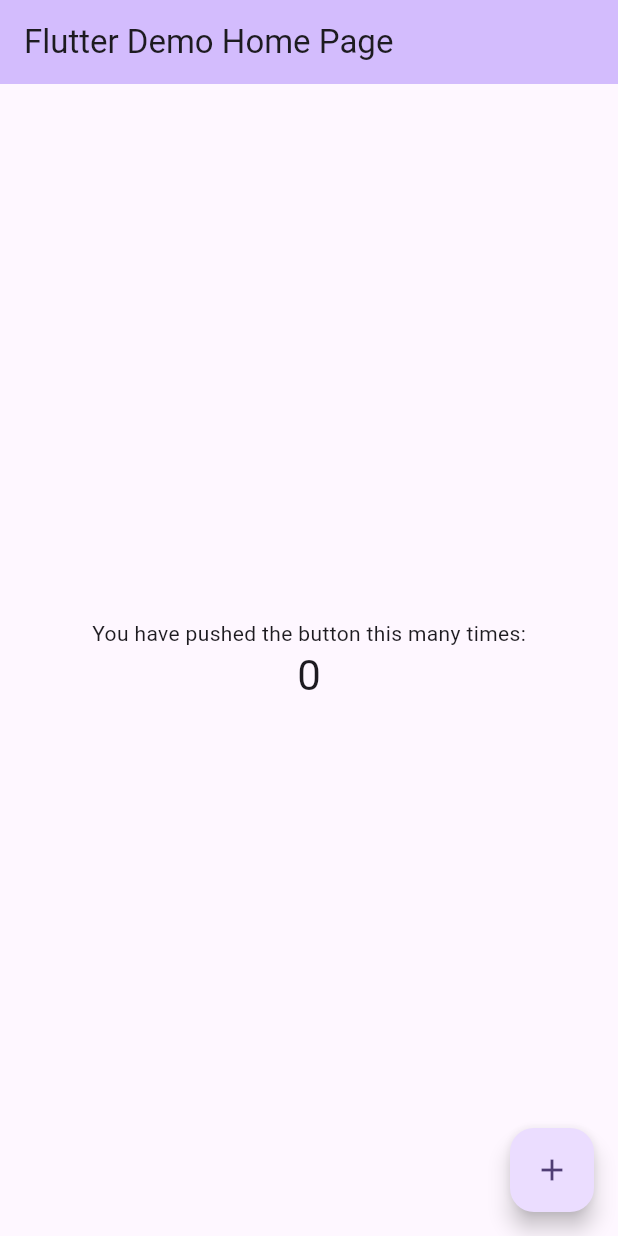
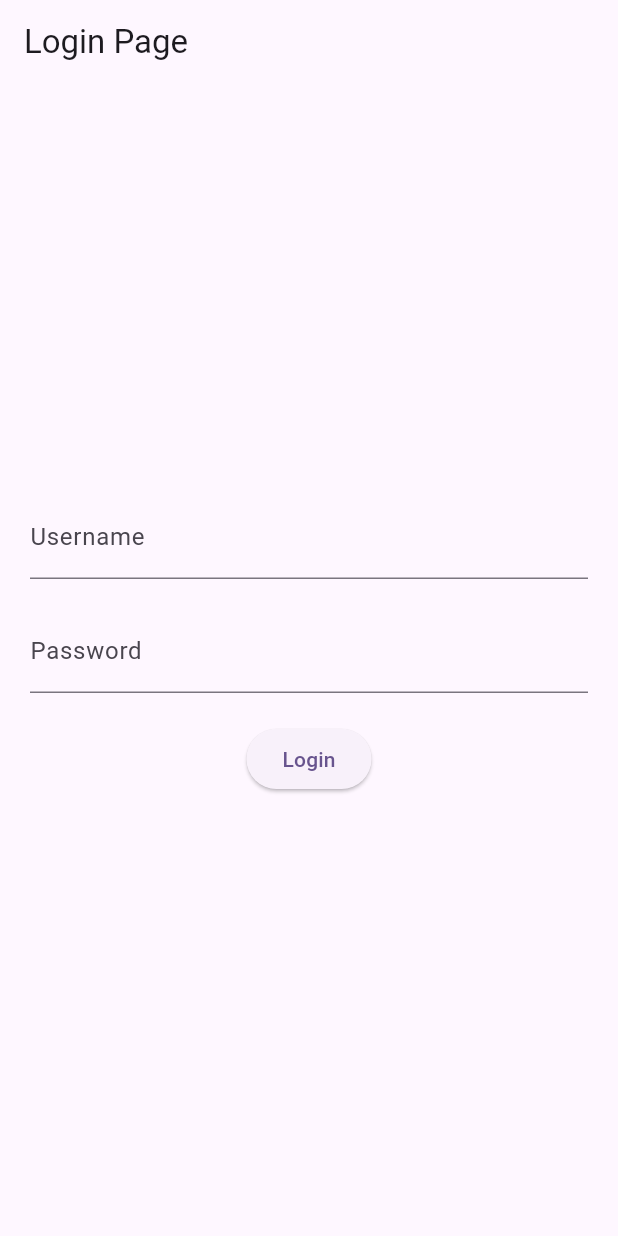
Before and after one commit to alexeynau/website, a Flutter app: the screen it shows after launch, on a phone screen of 412 x 824 dp. Run offline on Flutter 3.47's test engine with Material 3 defaults, Android fonts, the phone set to English and light mode, and no system bars; our stand-ins replace bloc, dio, flutter_bloc, get_it.

Commit message:
feature: add login page for CRM

```diff
--- a/lib/main.dart
+++ b/lib/main.dart
@@ -1,6 +1,28 @@
 import 'package:flutter/material.dart';
+import 'package:flutter_bloc/flutter_bloc.dart';
+import 'package:flutter_website/presentation/pages/home_page.dart';
+import 'presentation/bloc/login_bloc/login_bloc.dart';
+import 'presentation/pages/login_page.dart';
+import 'service_locator.dart' as dependancy_injection;
+import 'service_locator.dart';
 
-void main() {
+// class GlobalBlocObserver extends BlocObserver {
+//   @override
+//   void onError(BlocBase bloc, Object error, StackTrace stackTrace) {
+//     Sentry.captureException(error, stackTrace: stackTrace);
+
+//     if (kDebugMode) {
+//       print(stackTrace);
+//     }
+
+//     super.onError(bloc, error, stackTrace);
+//   }
+// }
+
+Future<void> main() async {
+  WidgetsFlutterBinding.ensureInitialized();
+  await dependancy_injection.setup();
+
   runApp(const MyApp());
 }
 
@@ -10,116 +32,26 @@
   // This widget is the root of your application.
   @override
   Widget build(BuildContext context) {
-    return MaterialApp(
-      title: 'Flutter Demo',
-      theme: ThemeData(
-        // This is the theme of your application.
-        //
-        // TRY THIS: Try running your application with "flutter run". You'll see
-        // the application has a purple toolbar. Then, without quitting the app,
-        // try changing the seedColor in the colorScheme below to Colors.green
-        // and then invoke "hot reload" (save your changes or press the "hot
-        // reload" button in a Flutter-supported IDE, or press "r" if you used
-        // the command line to start the app).
-        //
-        // Notice that the counter didn't reset back to zero; the application
-        // state is not lost during the reload. To reset the state, use hot
-        // restart instead.
-        //
-        // This works for code too, not just values: Most code changes can be
-        // tested with just a hot reload.
-        colorScheme: ColorScheme.fromSeed(seedColor: Colors.deepPurple),
-        useMaterial3: true,
+    return MultiBlocProvider(
+      providers: [
+        BlocProvider<LoginBloc>(
+          create: (context) => getIt<LoginBloc>(),
+        ),
+      ],
+      child: MaterialApp(
+        routes: {
+          '/': (context) => LoginPage(),
+          '/home': (context) => const HomePage(),
+          // Add more routes here
+        },
+        debugShowCheckedModeBanner: false,
+        initialRoute: '/',
+        title: 'CRM App',
+        theme: ThemeData(
+          colorScheme: ColorScheme.fromSeed(seedColor: Colors.deepPurple),
+          useMaterial3: true,
+        ),
       ),
-      home: const MyHomePage(title: 'Flutter Demo Home Page'),
     );
   }
 }
-
-class MyHomePage extends StatefulWidget {
-  const MyHomePage({super.key, required this.title});
-
-  // This widget is the home page of your application. It is stateful, meaning
-  // that it has a State object (defined below) that contains fields that affect
-  // how it looks.
-
-  // This class is the configuration for the state. It holds the values (in this
-  // case the title) provided by the parent (in this case the App widget) and
-  // used by the build method of the State. Fields in a Widget subclass are
-  // always marked "final".
-
-  final String title;
-
-  @override
-  State<MyHomePage> createState() => _MyHomePageState();
-}
-
-class _MyHomePageState extends State<MyHomePage> {
-  int _counter = 0;
-
-  void _incrementCounter() {
-    setState(() {
-      // This call to setState tells the Flutter framework that something has
-      // changed in this State, which causes it to rerun the build method below
-      // so that the display can reflect the updated values. If we changed
-      // _counter without calling setState(), then the build method would not be
-      // called again, and so nothing would appear to happen.
-      _counter++;
-    });
-  }
-
-  @override
-  Widget build(BuildContext context) {
-    // This method is rerun every time setState is called, for instance as done
-    // by the _incrementCounter method above.
-    //
-    // The Flutter framework has been optimized to make rerunning build methods
-    // fast, so that you can just rebuild anything that needs updating rather
-    // than having to individually change instances of widgets.
-    return Scaffold(
-      appBar: AppBar(
-        // TRY THIS: Try changing the color here to a specific color (to
-        // Colors.amber, perhaps?) and trigger a hot reload to see the AppBar
-        // change color while the other colors stay the same.
-        backgroundColor: Theme.of(context).colorScheme.inversePrimary,
-        // Here we take the value from the MyHomePage object that was created by
-        // the App.build method, and use it to set our appbar title.
-        title: Text(widget.title),
-      ),
-      body: Center(
-        // Center is a layout widget. It takes a single child and positions it
-        // in the middle of the parent.
-        child: Column(
-          // Column is also a layout widget. It takes a list of children and
-          // arranges them vertically. By default, it sizes itself to fit its
-          // children horizontally, and tries to be as tall as its parent.
-          //
-          // Column has various properties to control how it sizes itself and
-          // how it positions its children. Here we use mainAxisAlignment to
-          // center the children vertically; the main axis here is the vertical
-          // axis because Columns are vertical (the cross axis would be
-          // horizontal).
-          //
-          // TRY THIS: Invoke "debug painting" (choose the "Toggle Debug Paint"
-          // action in the IDE, or press "p" in the console), to see the
-          // wireframe for each widget.
-          mainAxisAlignment: MainAxisAlignment.center,
-          children: <Widget>[
-            const Text(
-              'You have pushed the button this many times:',
-            ),
-            Text(
-              '$_counter',
-              style: Theme.of(context).textTheme.headlineMedium,
-            ),
-          ],
-        ),
-      ),
-      floatingActionButton: FloatingActionButton(
-        onPressed: _incrementCounter,
-        tooltip: 'Increment',
-        child: const Icon(Icons.add),
-      ), // This trailing comma makes auto-formatting nicer for build methods.
-    );
-  }
-}
--- /dev/null
+++ b/lib/presentation/bloc/login_bloc/login_bloc.dart
@@ -0,0 +1,27 @@
+import 'package:bloc/bloc.dart';
+import 'package:meta/meta.dart';
+
+part 'login_event.dart';
+part 'login_state.dart';
+
+class LoginBloc extends Bloc<LoginEvent, LoginState> {
+  LoginBloc() : super(LoginInitial()) {
+    on<LoginEvent>((event, emit) async {
+      emit(LoginLoading());
+
+      try {
+        // Perform the login logic here
+        // You can use services or APIs to authenticate the user
+
+        // Simulating a delay for demonstration purposes
+        await Future.delayed(Duration(seconds: 2));
+
+        // If login is successful, yield LoginSuccess
+        emit(LoginSuccess());
+      } catch (error) {
+        // If login fails, yield LoginFailure with the error message
+        emit(LoginFailure(error: error.toString()));
+      }
+    });
+  }
+}
--- /dev/null
+++ b/lib/presentation/bloc/login_bloc/login_event.dart
@@ -0,0 +1,11 @@
+part of 'login_bloc.dart';
+
+@immutable
+sealed class LoginEvent {}
+
+class LoginButtonPressed extends LoginEvent {
+  final String username;
+  final String password;
+
+  LoginButtonPressed({required this.username, required this.password});
+}
--- /dev/null
+++ b/lib/presentation/bloc/login_bloc/login_state.dart
@@ -0,0 +1,16 @@
+part of 'login_bloc.dart';
+
+@immutable
+sealed class LoginState {}
+
+class LoginInitial extends LoginState {}
+
+class LoginLoading extends LoginState {}
+
+class LoginSuccess extends LoginState {}
+
+class LoginFailure extends LoginState {
+  final String error;
+
+  LoginFailure({required this.error});
+}
--- /dev/null
+++ b/lib/presentation/pages/login_page.dart
@@ -0,0 +1,77 @@
+import 'package:flutter/material.dart';
+import 'package:flutter_bloc/flutter_bloc.dart';
+import '../bloc/login_bloc/login_bloc.dart';
+
+// Define the login page
+class LoginPage extends StatelessWidget {
+
+  final TextEditingController usernameController = TextEditingController();
+  final TextEditingController passwordController = TextEditingController();
+
+  LoginPage({super.key});
+
+  @override
+  Widget build(BuildContext context) {
+    final LoginBloc loginBloc = BlocProvider.of<LoginBloc>(context);
+
+    return Scaffold(
+      appBar: AppBar(
+        title: Text('Login Page'),
+      ),
+      body: BlocListener<LoginBloc, LoginState>(
+        listener: (context, state) {
+          if (state is LoginSuccess) {
+            // Navigate to the home page or any other page after successful login
+            Navigator.of(context).pushReplacementNamed('/home');
+          } else if (state is LoginFailure) {
+            // Show an error message to the user
+            ScaffoldMessenger.of(context).showSnackBar(
+              SnackBar(content: Text(state.error)),
+            );
+          }
+        },
+        child: BlocBuilder<LoginBloc, LoginState>(
+          builder: (context, state) {
+            return Padding(
+              padding: EdgeInsets.all(20.0),
+              child: Column(
+                mainAxisAlignment: MainAxisAlignment.center,
+                children: [
+                  TextField(
+                    controller: usernameController,
+                    decoration: InputDecoration(
+                      labelText: 'Username',
+                    ),
+                  ),
+                  SizedBox(height: 20.0),
+                  TextField(
+                    controller: passwordController,
+                    decoration: InputDecoration(
+                      labelText: 'Password',
+                    ),
+                    obscureText: true,
+                  ),
+                  SizedBox(height: 20.0),
+                  ElevatedButton(
+                    onPressed: () {
+                      loginBloc.add(
+                        LoginButtonPressed(
+                          username: usernameController.text,
+                          password: passwordController.text,
+                        ),
+                      );
+                    },
+                    child: Text('Login'),
+                  ),
+                  SizedBox(height: 20.0),
+                  if (state is LoginLoading)
+                    CircularProgressIndicator(),
+                ],
+              ),
+            );
+          },
+        ),
+      ),
+    );
+  }
+}
--- a/pubspec.yaml
+++ b/pubspec.yaml
@@ -35,6 +35,9 @@ dependencies:
   # The following adds the Cupertino Icons font to your application.
   # Use with the CupertinoIcons class for iOS style icons.
   cupertino_icons: ^1.0.6
+  flutter_bloc: ^8.1.5
+  get_it: ^7.6.8
+  dio: ^5.4.2+1
 
 dev_dependencies:
   flutter_test:
```
Also changed, not shown: lib/presentation/pages/home_page.dart (added, +121 -0 lines), lib/service_locator.dart (added, +53 -0 lines), pubspec.lock.
